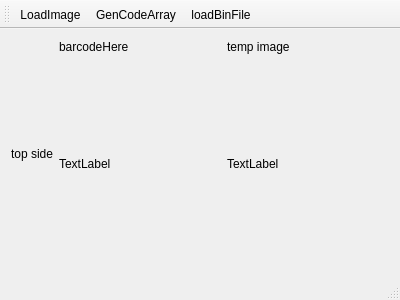
muyuchl/epaper_price_tag_mod, file qt_epaperImage/mainwindow.ui: the form before one commit.
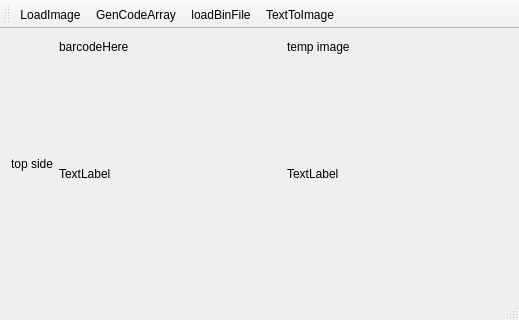
The form after the commit.

Commit message: can save text to image bin file

What changed in the file:
```diff
--- a/qt_epaperImage/mainwindow.ui
+++ b/qt_epaperImage/mainwindow.ui
@@ -6,8 +6,8 @@
    <rect>
     <x>0</x>
     <y>0</y>
-    <width>400</width>
-    <height>300</height>
+    <width>519</width>
+    <height>320</height>
    </rect>
   </property>
   <property name="windowTitle">
@@ -98,6 +98,7 @@
    <addaction name="actionLoadImage"/>
    <addaction name="actionGenCodeArray"/>
    <addaction name="actionloadBinFile"/>
+   <addaction name="actionTextToImage"/>
   </widget>
   <widget class="QStatusBar" name="statusBar"/>
   <action name="actionLoadImage">
@@ -115,6 +116,11 @@
     <string>loadBinFile</string>
    </property>
   </action>
+  <action name="actionTextToImage">
+   <property name="text">
+    <string>TextToImage</string>
+   </property>
+  </action>
  </widget>
  <layoutdefault spacing="6" margin="11"/>
  <resources/>
```
Left out of the diff: 2 changed lines with no effect on the pictures. The commit also changes 6 other files.
